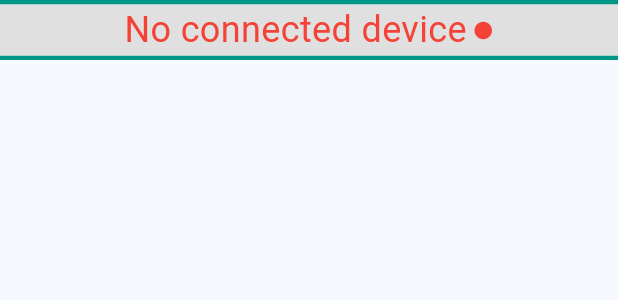
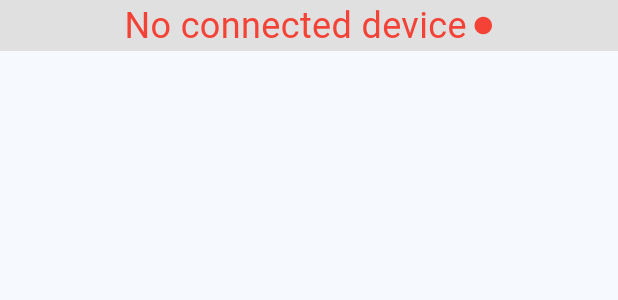
Before and after one commit to Sudo-Victor-Victory/ecg_app, a Flutter app: the EcgStatusWidget widget shown alone on an empty page, opened directly, on a phone screen of 412 x 824 dp. Shown: the top 300 px of the screen. Run offline on Flutter 3.47's test engine with Material 3 defaults, Android fonts, the phone set to English and light mode, and no system bars; our stand-ins replace flutter_blue_plus, permission_handler, shared_preferences, syncfusion_flutter_charts; accounts and stored records are empty.

Commit message:
Made the status widget and associated button be the same height

```diff
--- a/lib/views/widgets/ble_device_status.dart
+++ b/lib/views/widgets/ble_device_status.dart
@@ -12,15 +12,7 @@ class EcgStatusWidget extends StatelessWidget {
       builder: (context, device, _) {
         final bool isConnected = device != null;
 
-        return Container(
-          decoration: BoxDecoration(
-            border: Border(
-              top: BorderSide(color: Colors.teal, width: 3),
-              bottom: BorderSide(color: Colors.teal, width: 3),
-            ),
-          ),
-
-          child: Material(
+        return Material(
           color: isConnected ? Colors.tealAccent : Colors.grey.shade300,
 
           child: InkWell(
@@ -53,7 +45,6 @@ class EcgStatusWidget extends StatelessWidget {
               ],
             ),
           ),
-          ),
         );
       },
     );
```
Also changed, not shown: lib/views/pages/ecg_page.dart (+15 -4 lines). Lines whose indentation alone changed are shown as unchanged.
